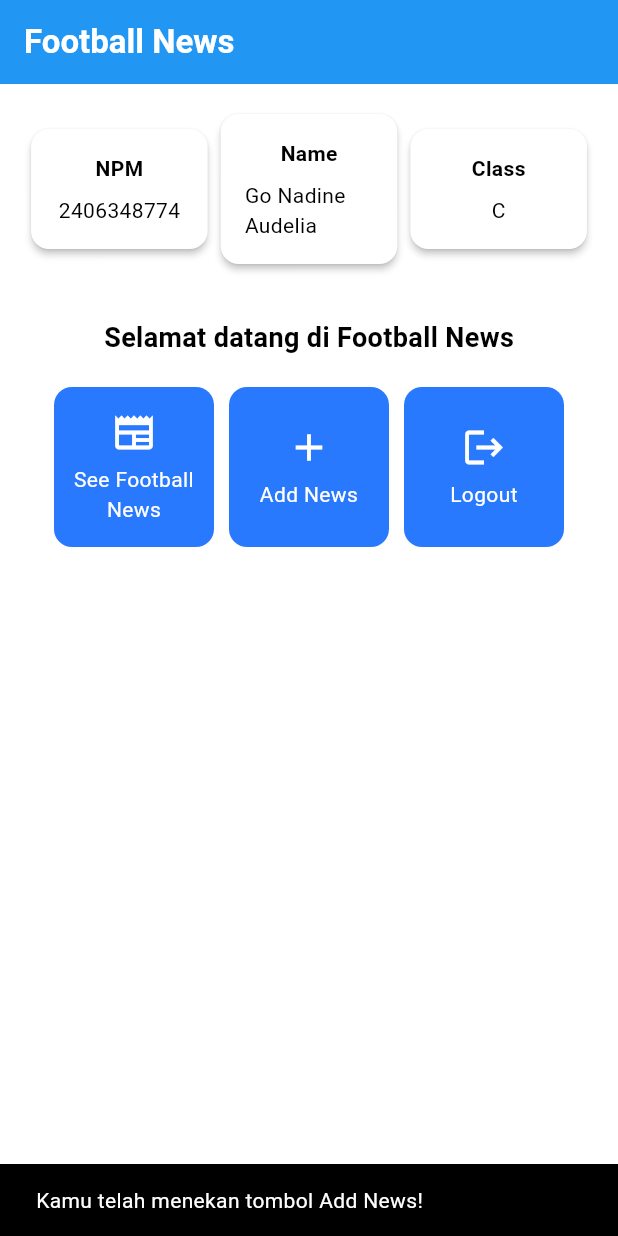
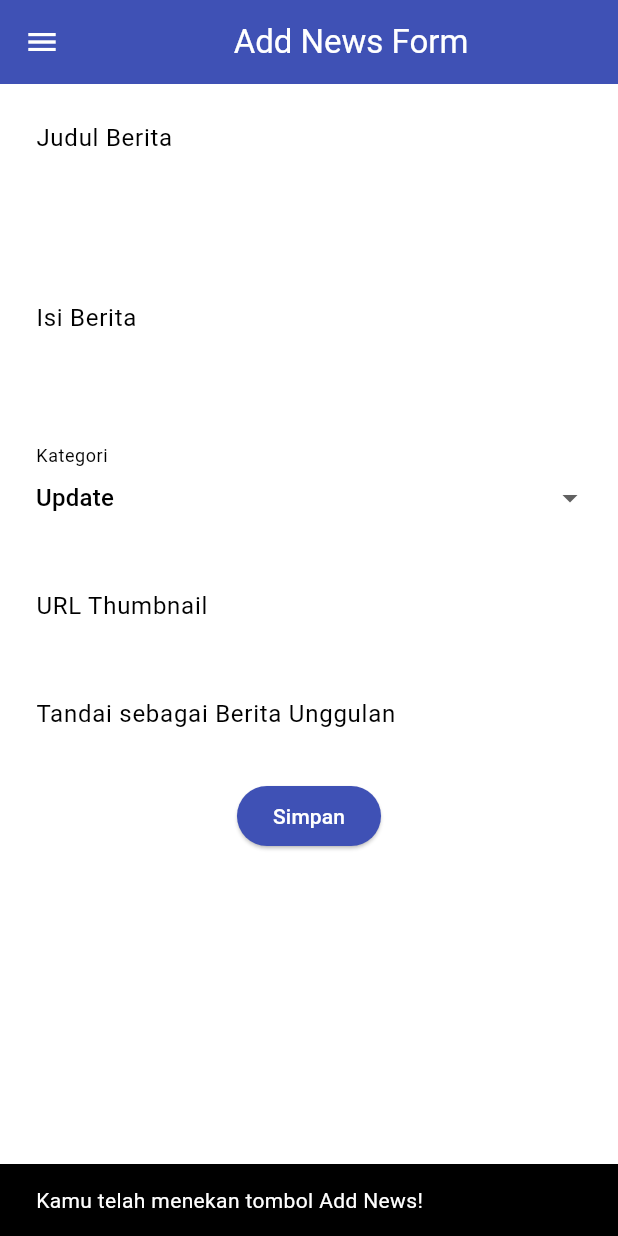
Before and after one commit to Nad-0/football-news-mobile, a Flutter app: the screen it shows after launch, after a tap on "Add News", on a phone screen of 412 x 824 dp. Run offline on Flutter 3.47's test engine with Material 3 defaults, Android fonts, the phone set to English and light mode, and no system bars.

Commit message:
tutorial 7 selesai

```diff
--- a/lib/main.dart
+++ b/lib/main.dart
@@ -1,5 +1,5 @@
 import 'package:flutter/material.dart';
-import 'package:football_news/menu.dart';
+import 'package:football_news/screens/menu.dart';
 
 void main() {
   runApp(const MyApp());
--- a/lib/menu.dart
+++ b/lib/screens/menu.dart
@@ -1,4 +1,6 @@
 import 'package:flutter/material.dart';
+import 'package:football_news/screens/newslist_form.dart';
+import 'package:football_news/widgets/left_drawer.dart';
 
 class MyHomePage extends StatelessWidget {
   MyHomePage({super.key});
@@ -27,6 +29,7 @@ class MyHomePage extends StatelessWidget {
         ),
         backgroundColor: Theme.of(context).colorScheme.primary,
       ),
+      drawer: const LeftDrawer(),
       body: Padding(
         padding: const EdgeInsets.all(16.0),
         child: Column(
@@ -130,8 +133,15 @@ class ItemCard extends StatelessWidget {
           ScaffoldMessenger.of(context)
             ..hideCurrentSnackBar()
             ..showSnackBar(
-              SnackBar(content: Text("Kamu telah menekan tombol ${item.name}!")),
+              SnackBar(content: Text("Kamu telah menekan tombol ${item.name}!")));
+
+          if (item.name == "Add News") {
+            // TODO: Gunakan Navigator.push untuk melakukan navigasi ke MaterialPageRoute yang mencakup NewsFormPage.
+            Navigator.push(
+              context,
+              MaterialPageRoute(builder: (context) => const NewsFormPage()),
             );
+          }
         },
         child: Container(
           padding: const EdgeInsets.all(8),
--- /dev/null
+++ b/lib/screens/newslist_form.dart
@@ -0,0 +1,213 @@
+import 'package:flutter/material.dart';
+import 'package:football_news/widgets/left_drawer.dart';
+
+class NewsFormPage extends StatefulWidget {
+  const NewsFormPage({super.key});
+
+  @override
+  State<NewsFormPage> createState() => _NewsFormPageState();
+}
+
+class _NewsFormPageState extends State<NewsFormPage> {
+  final _formKey = GlobalKey<FormState>();
+  String _title = "";
+  String _content = "";
+  String _category = "update"; // default
+  String _thumbnail = "";
+  bool _isFeatured = false; // default
+
+  final List<String> _categories = [
+    'transfer',
+    'update',
+    'exclusive',
+    'match',
+    'rumor',
+    'analysis',
+  ];
+
+  @override
+  Widget build(BuildContext context) {
+    return Scaffold(
+      appBar: AppBar(
+        title: const Center(
+          child: Text(
+            'Add News Form',
+          ),
+        ),
+        backgroundColor: Colors.indigo,
+        foregroundColor: Colors.white,
+      ),
+      drawer: const LeftDrawer(),
+      body: Form(
+        key: _formKey,
+        child: SingleChildScrollView(
+          child: Column(
+            crossAxisAlignment: CrossAxisAlignment.start,
+            children: [
+              // === Title ===
+              Padding(
+                padding: const EdgeInsets.all(8.0),
+                child: TextFormField(
+                  decoration: InputDecoration(
+                    hintText: "Judul Berita",
+                    labelText: "Judul Berita",
+                    border: OutlineInputBorder(
+                      borderRadius: BorderRadius.circular(5.0),
+                    ),
+                  ),
+                  onChanged: (String? value) {
+                    setState(() {
+                      _title = value ?? "";
+                    });
+                  },
+                  validator: (String? value) {
+                    if (value == null || value.isEmpty) {
+                      return "Judul tidak boleh kosong!";
+                    }
+                    return null;
+                  },
+                ),
+              ),
+
+              // === Content ===
+              Padding(
+                padding: const EdgeInsets.all(8.0),
+                child: TextFormField(
+                  maxLines: 5,
+                  decoration: InputDecoration(
+                    hintText: "Isi Berita",
+                    labelText: "Isi Berita",
+                    border: OutlineInputBorder(
+                      borderRadius: BorderRadius.circular(5.0),
+                    ),
+                  ),
+                  onChanged: (String? value) {
+                    setState(() {
+                      _content = value ?? "";
+                    });
+                  },
+                  validator: (String? value) {
+                    if (value == null || value.isEmpty) {
+                      return "Isi berita tidak boleh kosong!";
+                    }
+                    return null;
+                  },
+                ),
+              ),
+
+              // === Category ===
+              Padding(
+                padding: const EdgeInsets.all(8.0),
+                child: DropdownButtonFormField<String>(
+                  decoration: InputDecoration(
+                    labelText: "Kategori",
+                    border: OutlineInputBorder(
+                      borderRadius: BorderRadius.circular(5.0),
+                    ),
+                  ),
+                  value: _category,
+                  items: _categories
+                      .map((cat) => DropdownMenuItem(
+                            value: cat,
+                            child: Text(cat[0].toUpperCase() + cat.substring(1)),
+                          ))
+                      .toList(),
+                  onChanged: (String? newValue) {
+                    setState(() {
+                      _category = newValue ?? _category;
+                    });
+                  },
+                ),
+              ),
+
+              // === Thumbnail URL ===
+              Padding(
+                padding: const EdgeInsets.all(8.0),
+                child: TextFormField(
+                  decoration: InputDecoration(
+                    hintText: "URL Thumbnail (opsional)",
+                    labelText: "URL Thumbnail",
+                    border: OutlineInputBorder(
+                      borderRadius: BorderRadius.circular(5.0),
+                    ),
+                  ),
+                  onChanged: (String? value) {
+                    setState(() {
+                      _thumbnail = value ?? "";
+                    });
+                  },
+                ),
+              ),
+
+              // === Is Featured ===
+              Padding(
+                padding: const EdgeInsets.all(8.0),
+                child: SwitchListTile(
+                  title: const Text("Tandai sebagai Berita Unggulan"),
+                  value: _isFeatured,
+                  onChanged: (bool value) {
+                    setState(() {
+                      _isFeatured = value;
+                    });
+                  },
+                ),
+              ),
+
+              // === Tombol Simpan ===
+              Align(
+                alignment: Alignment.bottomCenter,
+                child: Padding(
+                  padding: const EdgeInsets.all(8.0),
+                  child: ElevatedButton(
+                    style: ButtonStyle(
+                      backgroundColor: MaterialStateProperty.all(Colors.indigo),
+                    ),
+                    onPressed: () {
+                      if (_formKey.currentState!.validate()) {
+                        showDialog(
+                          context: context,
+                          builder: (context) {
+                            return AlertDialog(
+                              title: const Text('Berita berhasil disimpan!'),
+                              content: SingleChildScrollView(
+                                child: Column(
+                                  crossAxisAlignment: CrossAxisAlignment.start,
+                                  children: [
+                                    Text('Judul: $_title'),
+                                    Text('Isi: $_content'),
+                                    Text('Kategori: $_category'),
+                                    Text('Thumbnail: $_thumbnail'),
+                                    Text('Unggulan: ${_isFeatured ? "Ya" : "Tidak"}'),
+                                  ],
+                                ),
+                              ),
+                              actions: [
+                                TextButton(
+                                  child: const Text('OK'),
+                                  onPressed: () {
+                                    Navigator.pop(context);
+                                    _formKey.currentState!.reset();
+
+                                  },
+                                ),
+                              ],
+                            );
+                          },
+                        );
+                      }
+                    },
+                    child: const Text(
+                      "Simpan",
+                      style: TextStyle(color: Colors.white),
+                    ),
+                  ),
+                ),
+              ),
+              const SizedBox(height: 24),
+            ],
+          ),
+        ),
+      ),
+    );
+  }
+}
--- /dev/null
+++ b/lib/widgets/left_drawer.dart
@@ -0,0 +1,65 @@
+import 'package:flutter/material.dart';
+import 'package:football_news/screens/menu.dart';
+import 'package:football_news/screens/newslist_form.dart';
+
+class LeftDrawer extends StatelessWidget {
+  const LeftDrawer({super.key});
+
+  @override
+  Widget build(BuildContext context) {
+    return Drawer(
+      child: ListView(
+        children: [
+          const DrawerHeader(
+            decoration: BoxDecoration(
+              color: Colors.blue,
+            ),
+            child: Column(
+              children: [
+                Text(
+                  'Football News',
+                  textAlign: TextAlign.center,
+                  style: TextStyle(
+                    fontSize: 30,
+                    fontWeight: FontWeight.bold,
+                    color: Colors.white,
+                  ),
+                ),
+                Padding(padding: EdgeInsets.all(10)),
+                Text(
+                  "Seluruh berita sepak bola terkini di sini!",
+                  textAlign: TextAlign.center,
+                  style: TextStyle(
+                    fontSize: 15,
+                    fontWeight: FontWeight.normal,
+                    color: Colors.white,
+                  ),
+                ),
+              ],
+            ),
+          ),
+          ListTile(
+            leading: Icon(Icons.home_outlined),
+            title: Text('Home'),
+            onTap: () {
+              Navigator.pushReplacement(
+                context,
+                MaterialPageRoute(builder: (context) => MyHomePage()),
+              );
+            },
+          ),
+          ListTile(
+            leading: Icon(Icons.post_add),
+            title: Text('Add News'),
+            onTap: () {
+              Navigator.pushReplacement(
+                context,
+                MaterialPageRoute(builder: (context) => NewsFormPage()),
+              );
+            },
+          ),
+        ],
+      ),
+    );
+  }
+}
```
Also changed, not shown: form_sample/analysis_options.yaml (added, +28 -0 lines), form_sample/lib/main.dart (added, +64 -0 lines), form_sample/pubspec.yaml (added, +89 -0 lines), lib/widgets/news_card.dart (added, +59 -0 lines), form_sample/pubspec.lock (added), 124 other files.
